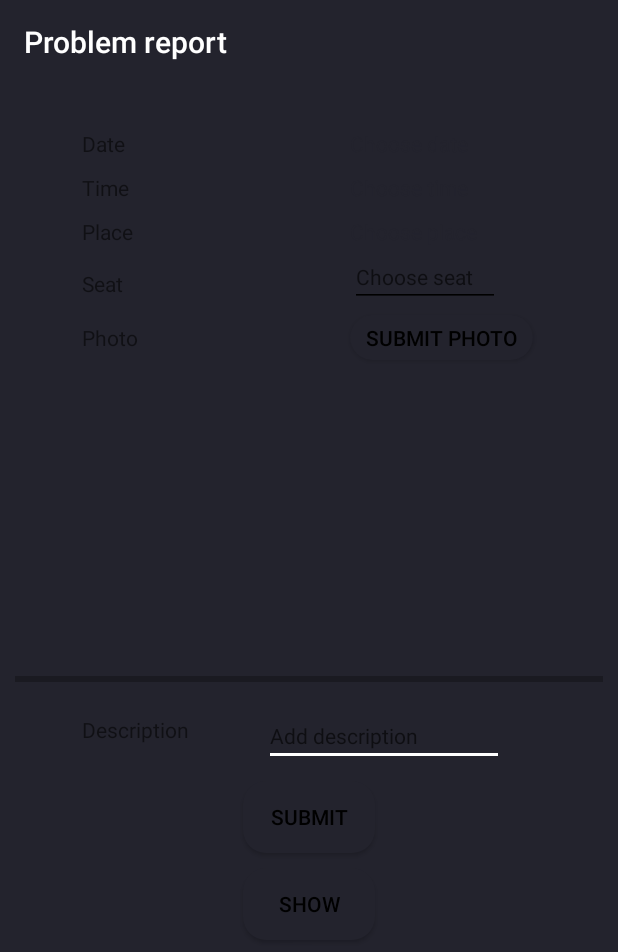
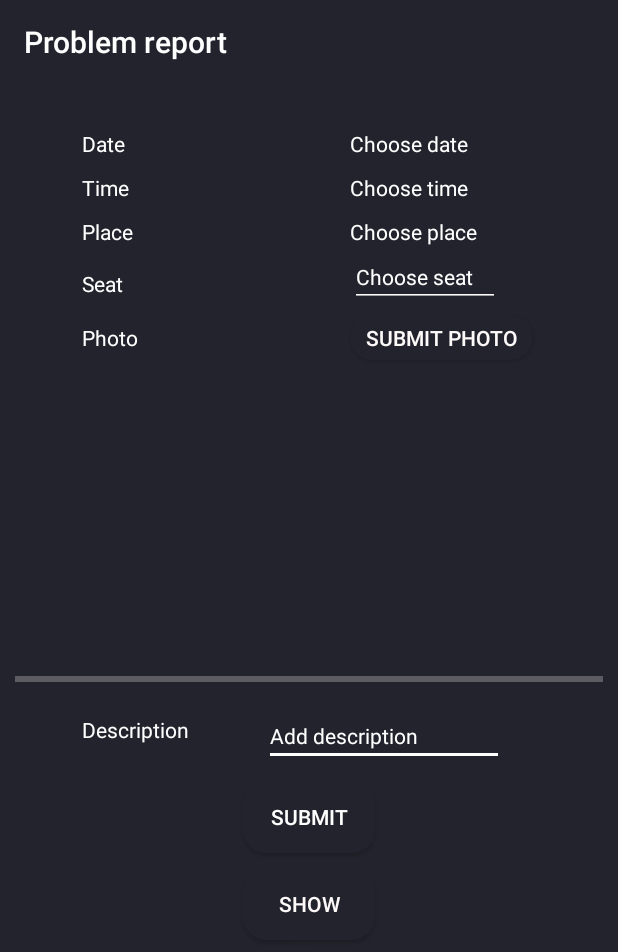
Before and after one commit to Study-Space-Booking/Study_Space_Booking_Android_App, an Android app: the ProblemReportActivity screen opened directly, with no data from a screen before it, on a phone screen of 412 x 824 dp. Shown: the top 952 px of the screen. Run offline under Robolectric (Android 15) with nearby library versions, the phone set to English and light mode, and no system bars; our stand-ins replace Firebase (no records; nobody signed in at launch, a user with empty details on screens opened directly), Picasso.

Commit message:
Create admin bottom navigation bar, debug, and finish admin prob report

```diff
--- a/app/src/main/java/com/placeholder/study_space_booking_android_app/Features/SignIn/Activity/SignInActivity.java
+++ b/app/src/main/java/com/placeholder/study_space_booking_android_app/Features/SignIn/Activity/SignInActivity.java
@@ -22,6 +22,7 @@ import com.placeholder.study_space_booking_android_app.Core.Beans.User;
 import com.placeholder.study_space_booking_android_app.Features.Home.Activity.AdminHistoryActivity;
 import com.placeholder.study_space_booking_android_app.Features.Register.Activity.RegisterActivity;
 import com.placeholder.study_space_booking_android_app.Features.SignIn.logic.UseCases.SignInUseCases;
+import com.placeholder.study_space_booking_android_app.Features.ViewReport.Activity.ViewReportActivity;
 import com.placeholder.study_space_booking_android_app.Features.Welcome.Activity.WelcomeActivity;
 import com.placeholder.study_space_booking_android_app.R;
 import com.placeholder.study_space_booking_android_app.db.DBAdminManager;
@@ -344,7 +345,7 @@ public class SignInActivity extends AppCompatActivity {
                 Intent intent = new Intent(SignInActivity.this, WelcomeActivity.class);
                 startActivity(intent);
             } else if (((Result.Accepted<User>)result).getModel() instanceof Admin) {
-                Intent intent = new Intent(SignInActivity.this, AdminHistoryActivity.class);
+                Intent intent = new Intent(SignInActivity.this, ViewReportActivity.class);
                 startActivity(intent);
             }
 
--- a/app/src/main/java/com/placeholder/study_space_booking_android_app/Features/ViewReport/Data/Sources/ViewReportRemoteSource.java
+++ b/app/src/main/java/com/placeholder/study_space_booking_android_app/Features/ViewReport/Data/Sources/ViewReportRemoteSource.java
@@ -1,6 +1,7 @@
 package com.placeholder.study_space_booking_android_app.Features.ViewReport.Data.Sources;
 
 import android.util.Log;
+import android.widget.Toast;
 
 import androidx.annotation.NonNull;
 
--- a/app/src/main/res/layout/activity_history.xml
+++ b/app/src/main/res/layout/activity_history.xml
@@ -1,7 +1,8 @@
 <?xml version="1.0" encoding="utf-8"?>
 <LinearLayout xmlns:android="http://schemas.android.com/apk/res/android"
     android:orientation="vertical" android:layout_width="match_parent"
-    android:layout_height="match_parent">
+    android:layout_height="match_parent"
+    >
 
     <include
     android:id="@+id/toolbar_history"
@@ -42,4 +43,5 @@
 
 
 
+
 </LinearLayout>
--- a/app/src/main/res/layout/activity_problem_report.xml
+++ b/app/src/main/res/layout/activity_problem_report.xml
@@ -17,7 +17,7 @@
         android:layout_marginEnd="100dp"
         android:layout_marginRight="100dp"
         android:text="Choose date"
-        android:textColor="@color/colorPrimary"
+        android:textColor="@color/colorWhite"
         app:layout_constraintEnd_toEndOf="parent"
         app:layout_constraintTop_toBottomOf="@+id/toolbar_problem_report" />
 
@@ -27,7 +27,7 @@
         android:layout_height="wrap_content"
         android:layout_marginTop="10dp"
         android:text="Choose time"
-        android:textColor="@color/colorPrimary"
+        android:textColor="@color/colorWhite"
         app:layout_constraintStart_toStartOf="@+id/problem_report_chosen_date"
         app:layout_constraintTop_toBottomOf="@+id/problem_report_chosen_date" />
 
@@ -36,6 +36,7 @@
         android:layout_width="wrap_content"
         android:layout_height="wrap_content"
         android:text="@string/problem_report_place"
+        android:textColor="@color/colorWhite"
         app:layout_constraintBaseline_toBaselineOf="@+id/problem_report_chosen_place"
         app:layout_constraintStart_toStartOf="@+id/problem_report_time" />
 
@@ -44,6 +45,7 @@
         android:layout_width="wrap_content"
         android:layout_height="wrap_content"
         android:text="@string/problem_report_time"
+        android:textColor="@color/colorWhite"
         app:layout_constraintBaseline_toBaselineOf="@+id/problem_report_chosen_time"
         app:layout_constraintStart_toStartOf="@+id/problem_report_date" />
 
@@ -53,6 +55,7 @@
         android:layout_height="wrap_content"
         android:layout_marginEnd="150dp"
         android:layout_marginRight="150dp"
+        android:textColor="@color/colorWhite"
         android:text="@string/problem_report_date"
         app:layout_constraintBaseline_toBaselineOf="@+id/problem_report_chosen_date"
         app:layout_constraintEnd_toStartOf="@+id/problem_report_chosen_date" />
@@ -63,7 +66,7 @@
         android:layout_height="wrap_content"
         android:layout_marginTop="10dp"
         android:text="Choose place"
-        android:textColor="@color/colorPrimary"
+        android:textColor="@color/colorWhite"
         app:layout_constraintStart_toStartOf="@+id/problem_report_chosen_time"
         app:layout_constraintTop_toBottomOf="@+id/problem_report_chosen_time" />
 
@@ -72,6 +75,7 @@
         android:layout_width="wrap_content"
         android:layout_height="wrap_content"
         android:text="@string/problem_report_seat"
+        android:textColor="@color/colorWhite"
         app:layout_constraintBaseline_toBaselineOf="@+id/problem_report_chosen_seat"
         app:layout_constraintStart_toStartOf="@+id/problem_report_place" />
 
@@ -80,6 +84,7 @@
         android:layout_width="wrap_content"
         android:layout_height="wrap_content"
         android:text="@string/problem_report_photo"
+        android:textColor="@color/colorWhite"
         app:layout_constraintBaseline_toBaselineOf="@+id/button_submit_photo"
         app:layout_constraintStart_toStartOf="@+id/problem_report_seat" />
 
@@ -101,7 +106,7 @@
         android:layout_marginTop="10dp"
         android:background="@drawable/button_background"
         android:text="@string/problem_report_submit"
-        android:textColor="@color/textSecondary"
+        android:textColor="@color/colorWhite"
         app:layout_constraintEnd_toEndOf="parent"
         app:layout_constraintHorizontal_bias="0.501"
         app:layout_constraintStart_toStartOf="parent"
@@ -153,6 +158,7 @@
         android:layout_height="wrap_content"
         android:layout_marginTop="16dp"
         android:text="@string/problem_report_description"
+        android:textColor="@color/colorWhite"
         app:layout_constraintStart_toStartOf="@+id/problem_report_photo"
         app:layout_constraintTop_toBottomOf="@+id/progress_bar_photo" />
 
@@ -165,6 +171,7 @@
         android:layout_marginTop="10dp"
         android:ems="10"
         android:hint="Add description"
+        android:textColorHint="@color/colorWhite"
         android:inputType="textPersonName"
         android:textSize="14sp"
         app:layout_constraintStart_toEndOf="@+id/problem_report_description"
@@ -177,6 +184,7 @@
         android:layout_marginTop="5dp"
         android:ems="10"
         android:hint="Choose seat"
+        android:textColorHint="@color/colorWhite"
         android:inputType="textPersonName"
         android:textSize="14sp"
         app:layout_constraintStart_toStartOf="@+id/problem_report_chosen_place"
--- a/app/src/main/res/values/colors.xml
+++ b/app/src/main/res/values/colors.xml
@@ -3,8 +3,8 @@
     <color name="colorPrimary">#23232d</color>
     <color name="colorPrimaryDark">#000</color>
     <color name="colorAccent">#fff</color>
-    <color name="textPrimary">#fffafa</color>
-    <color name="textSecondary">#000000</color>
+    <color name="textPrimary">#000000</color>
+    <color name="textSecondary">#fffafa</color>
     <color name="windowsBackground">#23232d</color>
     <color name="colorWhite">#ffffff</color>
     <color name="colorGrey">#757575</color>
```
Also changed, not shown: app/src/main/java/com/placeholder/study_space_booking_android_app/Features/Home/Activity/AdminHistoryActivity.java (+26 -0 lines), app/src/main/java/com/placeholder/study_space_booking_android_app/Features/ViewReport/Activity/ViewReportActivity.java (+32 -1 lines), app/src/main/java/com/placeholder/study_space_booking_android_app/db/DatabaseHelper.java (+16 -16 lines), app/src/main/res/layout/activity_adminviewpr.xml (deleted, +0 -42 lines), app/src/main/res/layout/activity_view_report.xml (+19 -7 lines), app/src/main/res/layout/activity_view_report_detail.xml (+14 -0 lines), app/src/main/res/layout/searchview.xml (+20 -3 lines), 1 other file.
